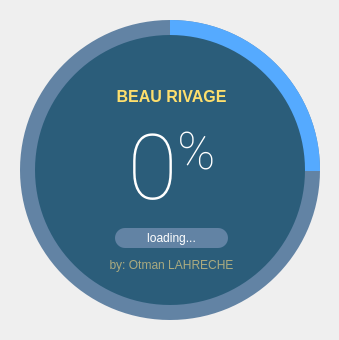
This is ui/splash_screen.ui in otmanLAHRECHE/MM_Management as Qt 5 draws it before an edit. The edited form follows.
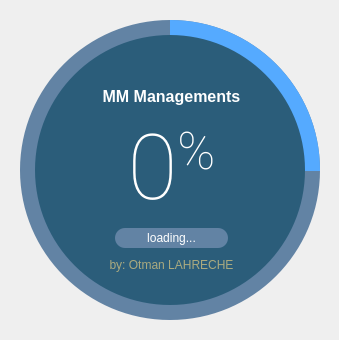
This is the edited form.

```diff
--- a/ui/splash_screen.ui
+++ b/ui/splash_screen.ui
@@ -117,7 +117,7 @@
 color: #FFFFFF</string>
          </property>
          <property name="text">
-          <string>&lt;html&gt;&lt;head/&gt;&lt;body&gt;&lt;p&gt;&lt;span style=&quot; font-weight:600; color:#fdde6c;&quot;&gt;BEAU RIVAGE&lt;/span&gt;&lt;/p&gt;&lt;/body&gt;&lt;/html&gt;</string>
+          <string>&lt;html&gt;&lt;head/&gt;&lt;body&gt;&lt;p&gt;&lt;span style=&quot; font-weight:600;&quot;&gt;MM Managements&lt;/span&gt;&lt;/p&gt;&lt;/body&gt;&lt;/html&gt;</string>
          </property>
          <property name="alignment">
           <set>Qt::AlignCenter</set>
```
